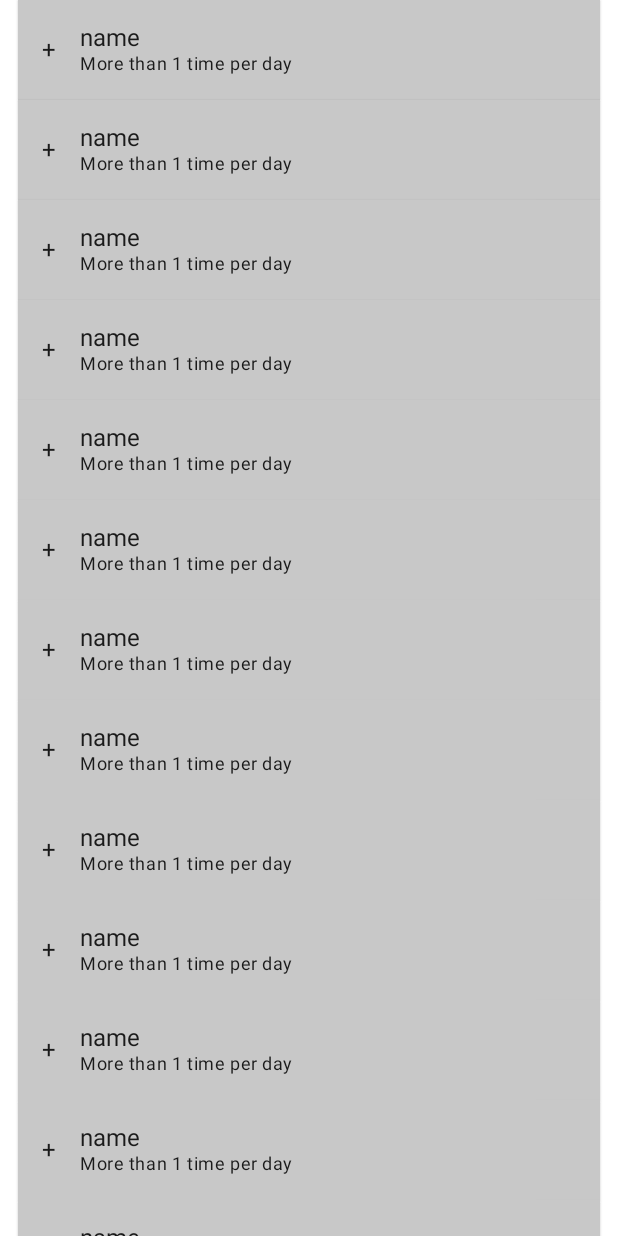
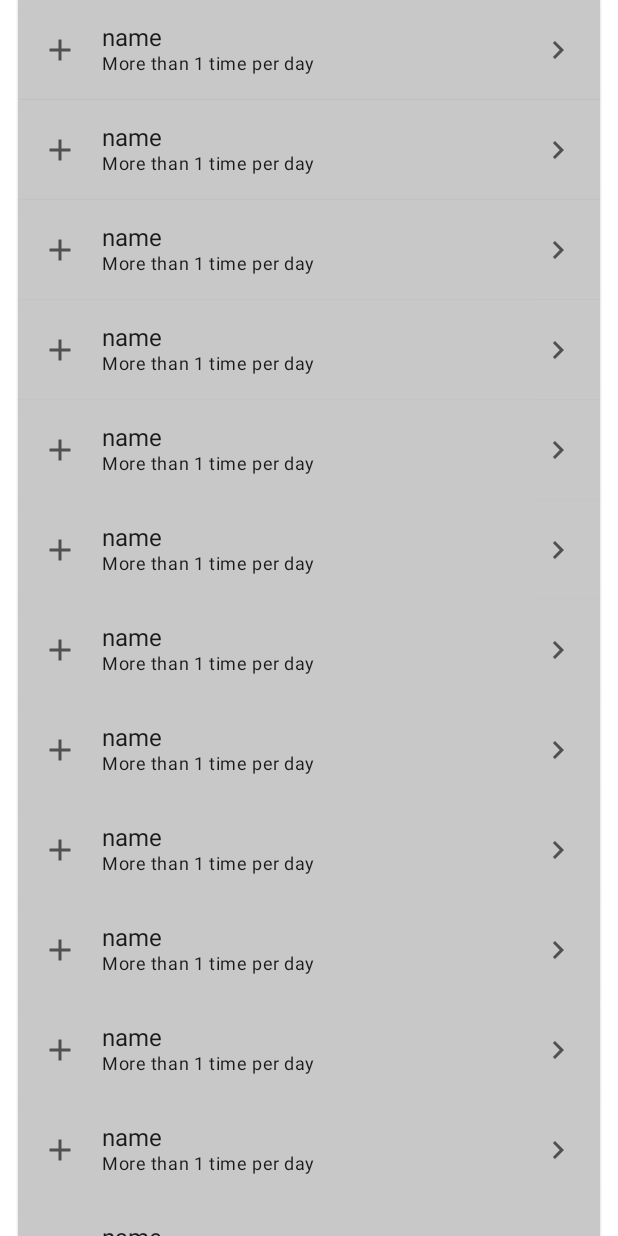
Before and after one commit to louis993546/Habit-Tracker-Compose, an Android app built with Jetpack Compose: the composable HabitList shown on its own in the app's theme, on a phone screen of 412 x 824 dp. Run offline under Robolectric (Android 15) with nearby library versions, the phone set to English and light mode, and no system bars; our stand-ins replace Timber.

Commit message:
Add sqldelight and navController

```diff
--- /dev/null
+++ b/app/src/main/java/com/louis993546/habittracker/HabitList.kt
@@ -0,0 +1,39 @@
+package com.louis993546.habittracker
+
+import androidx.compose.foundation.lazy.LazyColumn
+import androidx.compose.foundation.lazy.itemsIndexed
+import androidx.compose.runtime.Composable
+import androidx.compose.ui.Modifier
+import androidx.navigation.NavController
+import androidx.navigation.compose.navigate
+import com.louis993546.habittracker.model.Dummy
+import com.louis993546.habittracker.ui.component.HabitCard
+import timber.log.Timber
+
+@Composable
+fun HabitList(modifier: Modifier = Modifier, navController: NavController) {
+    LazyColumn(modifier = modifier) {
+        itemsIndexed(
+            items = Dummy.habits,
+            key = { index, _ -> index }
+        ) { _, item ->
+            HabitCard(
+                habit = item,
+                onPlusClick = { Timber.tag("Habit").d("onPlusClick") },
+                onClick = {
+                    Timber.tag("Habit").d("onClick")
+                    navController.navigate("create")
+                }
+            )
+        }
+    }
+}
+
+// TODO how to provide a fake nav controller?
+//@Preview()
+//@Composable
+//fun HabitListPreview() {
+//    HabitTrackerTheme {
+//        HabitList(navController = navController)
+//    }
+//}
--- a/app/src/main/java/com/louis993546/habittracker/MainActivity.kt
+++ b/app/src/main/java/com/louis993546/habittracker/MainActivity.kt
@@ -1,51 +1,14 @@
 package com.louis993546.habittracker
 
 import android.os.Bundle
+import androidx.activity.compose.setContent
 import androidx.appcompat.app.AppCompatActivity
-import androidx.compose.foundation.lazy.LazyColumn
-import androidx.compose.foundation.lazy.items
-import androidx.compose.material.*
-import androidx.compose.runtime.Composable
-import androidx.compose.ui.Modifier
-import androidx.compose.ui.platform.setContent
-import androidx.compose.ui.tooling.preview.Preview
-import com.louis993546.habittracker.model.Dummy
-import com.louis993546.habittracker.ui.component.HabitCard
-import com.louis993546.habittracker.ui.theme.HabitTrackerTheme
-import timber.log.Timber
 
 class MainActivity : AppCompatActivity() {
     override fun onCreate(savedInstanceState: Bundle?) {
         super.onCreate(savedInstanceState)
         setContent {
-            HabitTrackerTheme {
-                Surface(color = MaterialTheme.colors.background) {
-                    Scaffold(topBar = { TopAppBar(title = { Text(text = "Habit Tracker") }) }) {
-                        HabitList()
-                    }
-                }
-            }
+            HabitApp()
         }
     }
 }
-
-@Composable
-fun HabitList(modifier: Modifier = Modifier) {
-    LazyColumn(modifier = modifier) {
-        items(items = Dummy.habits) {
-            HabitCard(
-                habit = it,
-                onPlusClick = { Timber.tag("Habit").d("onPlusClick") }, // TODO not working
-                onClick = { Timber.tag("Habit").d("onClick") }
-            )
-        }
-    }
-}
-
-@Preview(showBackground = true)
-@Composable
-fun DefaultPreview() {
-    HabitTrackerTheme {
-        HabitList()
-    }
-}
--- a/app/src/main/java/com/louis993546/habittracker/ui/component/HabitCard.kt
+++ b/app/src/main/java/com/louis993546/habittracker/ui/component/HabitCard.kt
@@ -1,15 +1,23 @@
 package com.louis993546.habittracker.ui.component
 
+import androidx.compose.foundation.Image
 import androidx.compose.foundation.clickable
-import androidx.compose.foundation.layout.*
+import androidx.compose.foundation.layout.Column
+import androidx.compose.foundation.layout.Row
+import androidx.compose.foundation.layout.Spacer
+import androidx.compose.foundation.layout.fillMaxWidth
+import androidx.compose.foundation.layout.padding
+import androidx.compose.foundation.layout.size
 import androidx.compose.material.Card
 import androidx.compose.material.MaterialTheme
 import androidx.compose.material.Text
 import androidx.compose.runtime.Composable
 import androidx.compose.ui.Alignment
 import androidx.compose.ui.Modifier
+import androidx.compose.ui.res.painterResource
 import androidx.compose.ui.tooling.preview.Preview
 import androidx.compose.ui.unit.dp
+import com.louis993546.habittracker.R
 import com.louis993546.habittracker.model.Dummy
 import com.louis993546.habittracker.model.Habit
 import com.louis993546.habittracker.ui.theme.HabitTrackerTheme
@@ -32,13 +40,21 @@ fun HabitCard(
             modifier = Modifier.padding(16.dp),
             verticalAlignment = Alignment.CenterVertically,
         ) {
-            // TODO image icon instead of text
-            Text(modifier = Modifier.clickable(onClick = onPlusClick), text = "+")
+            Image(
+                modifier = Modifier.clickable(onClick = onPlusClick),
+                painter = painterResource(id = R.drawable.ic_baseline_add_24),
+                contentDescription = "Add"
+            )
             Spacer(modifier = Modifier.size(16.dp))
             Column {
                 Text(text = habit.name, style = MaterialTheme.typography.body1)
                 Text(text = habit.subtitle, style = MaterialTheme.typography.caption)
             }
+            Spacer(modifier = Modifier.weight(1f))
+            Image(
+                painter = painterResource(id = R.drawable.ic_baseline_keyboard_arrow_right_24),
+                contentDescription = "Details"
+            )
         }
 
     }
@@ -47,7 +63,7 @@ fun HabitCard(
 private val Habit.subtitle: String
     get() = "${type.something} $goal ${goal.timeOrTimes} per ${period.something}"
 
-// TODO delegate it to system
+// TODO delegate it to system?
 private val Int.timeOrTimes: String
     get() = if (this == 1) "time" else "times"
 
@@ -65,9 +81,9 @@ private val Habit.Period.something: String
         Habit.Period.Yearly -> "year"
     }
 
-@Preview(showBackground = true)
+@Preview(name = "Dummy")
 @Composable
-fun DefaultPreview() {
+fun HabitCardPreview() {
     HabitTrackerTheme {
         HabitCard(
             habit = Dummy.habit,
--- /dev/null
+++ b/app/src/main/res/drawable/ic_baseline_add_24.xml
@@ -0,0 +1,10 @@
+<vector xmlns:android="http://schemas.android.com/apk/res/android"
+    android:width="24dp"
+    android:height="24dp"
+    android:viewportWidth="24"
+    android:viewportHeight="24"
+    android:tint="?attr/colorControlNormal">
+  <path
+      android:fillColor="@android:color/white"
+      android:pathData="M19,13h-6v6h-2v-6H5v-2h6V5h2v6h6v2z"/>
+</vector>
--- /dev/null
+++ b/app/src/main/res/drawable/ic_baseline_keyboard_arrow_right_24.xml
@@ -0,0 +1,5 @@
+<vector android:autoMirrored="true" android:height="24dp"
+    android:tint="?attr/colorControlNormal" android:viewportHeight="24"
+    android:viewportWidth="24" android:width="24dp" xmlns:android="http://schemas.android.com/apk/res/android">
+    <path android:fillColor="@android:color/white" android:pathData="M8.59,16.59L13.17,12 8.59,7.41 10,6l6,6 -6,6 -1.41,-1.41z"/>
+</vector>
```
Also changed, not shown: app/build.gradle (+11 -4 lines), app/src/main/java/com/louis993546/habittracker/HabitApp.kt (added, +32 -0 lines), app/src/main/java/com/louis993546/habittracker/Home.kt (added, +20 -0 lines), app/src/main/java/com/louis993546/habittracker/UnderConstruction.kt (added, +9 -0 lines), build.gradle (+4 -3 lines), gradle/wrapper/gradle-wrapper.properties, 1 other file.
